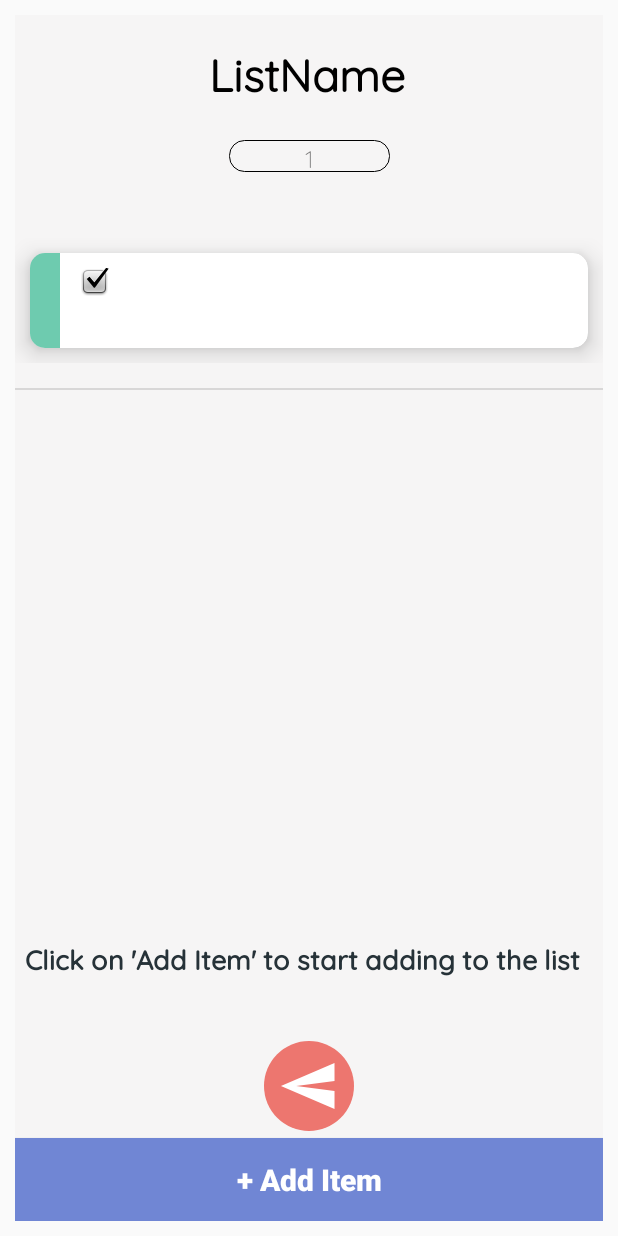
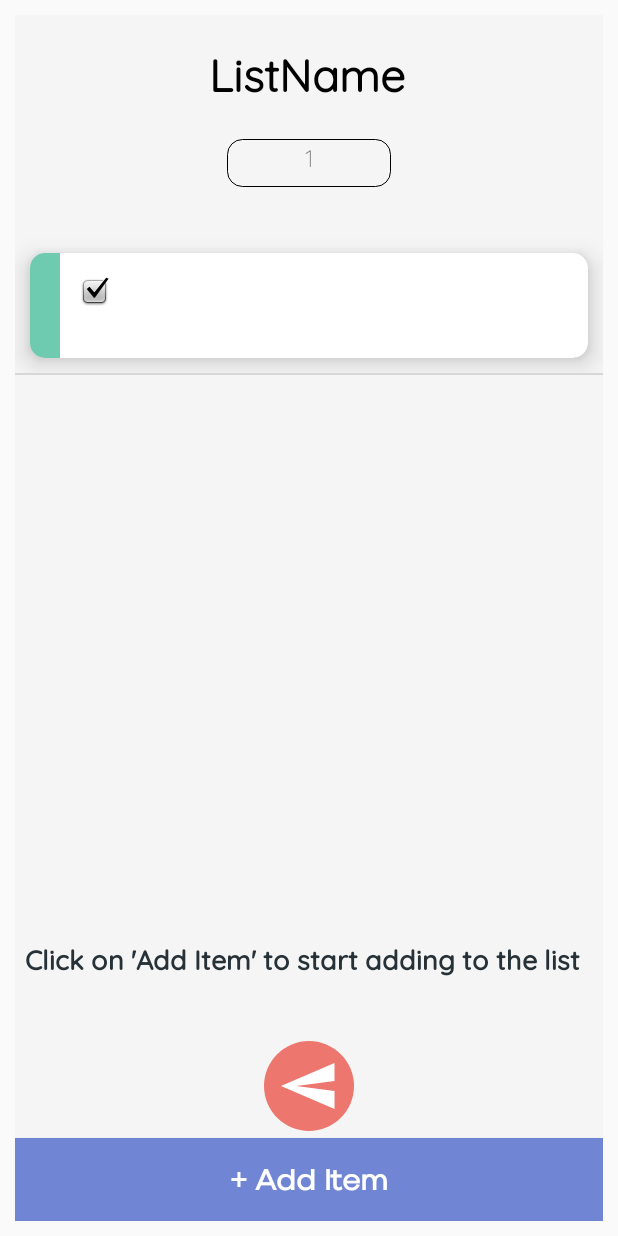
Before and after one commit to iris-g/FinalProject, an Android app: the EditListActivity screen opened directly, with no data from a screen before it, after a tap on "OK", on a phone screen of 412 x 824 dp. Run offline under Robolectric (Android 15) with nearby library versions, the phone set to English and light mode, and no system bars; our stand-ins replace Room's generated code; 1 other tap on this screen came first.

Commit message:
few UI changes

```diff
--- a/app/src/main/java/com/example/finalproject/MainActivity.java
+++ b/app/src/main/java/com/example/finalproject/MainActivity.java
@@ -32,6 +32,7 @@ public class MainActivity extends DrawerBaseActivity {
     protected void onCreate(Bundle savedInstanceState) {
         super.onCreate(savedInstanceState);
         activityMainBinding = ActivityMainBinding.inflate(getLayoutInflater());
+
         allocateActivityTitle(" ");
       setContentView(activityMainBinding.getRoot());
         textView= findViewById(R.id.textView);
@@ -61,7 +62,7 @@ public class MainActivity extends DrawerBaseActivity {
             //add all lists names  from DB to a list of strings
         for(int i=0; i < lists.size();i++)
           shoppingList.add(lists.get(i).name);
-        ArrayAdapter<String> adapter=new ArrayAdapter<String>(getApplicationContext(),R.layout.item_view, R.id.itemTextView, shoppingList);
+        ArrayAdapter<String> adapter=new ArrayAdapter<String>(getApplicationContext(),R.layout.listview_color_and_text, R.id.item_text, shoppingList);
         listView.setAdapter(adapter);
         listView.setOnItemClickListener(new AdapterView.OnItemClickListener() {
             @Override
--- a/app/src/main/java/com/example/finalproject/UserSettingsActivity.java
+++ b/app/src/main/java/com/example/finalproject/UserSettingsActivity.java
@@ -64,7 +64,7 @@ public class UserSettingsActivity extends DrawerBaseActivity {
 
         /**---Reading--- from Shared Preference*/
         app_preferences = this.getSharedPreferences("UserSettingsActivity", Context.MODE_PRIVATE);
-        appColor = app_preferences.getInt("color", 0);
+        appColor = app_preferences.getInt("color", -9516113);
 
         /**finding the user profile picture*/
         userImg = findViewById(R.id.user_image_small);
--- /dev/null
+++ b/app/src/main/res/color/button_background_color.xml
@@ -0,0 +1,5 @@
+<?xml version="1.0" encoding="utf-8"?>
+<selector xmlns:android="http://schemas.android.com/apk/res/android">
+    <item android:state_enabled="false" android:color="#D6D7D7"/>
+    <item android:state_enabled="true" android:color="#7086D4"/>
+</selector>
--- a/app/src/main/res/layout/activity_main1.xml
+++ b/app/src/main/res/layout/activity_main1.xml
@@ -13,6 +13,7 @@
         android:layout_width="match_parent"
         android:layout_height="55dp"
         android:background="#7086D4"
+        android:fontFamily="@font/canava_grotesk_regular"
         android:text="+ Add Item"
         android:textAllCaps="false"
         android:textColor="#FFFFFF"
@@ -74,8 +75,8 @@
 
     <TextView
         android:id="@+id/items_num"
-        android:layout_width="107dp"
-        android:layout_height="21dp"
+        android:layout_width="109dp"
+        android:layout_height="32dp"
         android:layout_marginTop="20dp"
         android:background="@drawable/view_text_background"
         android:fontFamily="@font/quicksand_light"
@@ -98,10 +99,10 @@
         android:backgroundTint="@android:color/transparent"
         app:layout_constraintBottom_toTopOf="@+id/textView3"
         app:layout_constraintEnd_toEndOf="parent"
-        app:layout_constraintHorizontal_bias="0.551"
+        app:layout_constraintHorizontal_bias="0.0"
         app:layout_constraintStart_toStartOf="parent"
         app:layout_constraintTop_toBottomOf="@+id/list_name"
-        app:layout_constraintVertical_bias="0.0" />
+        app:layout_constraintVertical_bias="0.0"/>
 
 
 </androidx.constraintlayout.widget.ConstraintLayout>
--- a/app/src/main/res/layout/row_item.xml
+++ b/app/src/main/res/layout/row_item.xml
@@ -2,7 +2,7 @@
 <RelativeLayout xmlns:android="http://schemas.android.com/apk/res/android"
     xmlns:app="http://schemas.android.com/apk/res-auto"
     android:layout_width="match_parent"
-    android:layout_height="100dp"
+    android:layout_height="90dp"
     android:layout_alignParentTop="false"
     android:backgroundTint="@android:color/transparent">
 
@@ -29,7 +29,7 @@
 
             <RelativeLayout
                 android:layout_width="match_parent"
-                android:layout_height="63dp"
+                android:layout_height="match_parent"
                 android:padding="10dp">
 
                 <TextView
@@ -40,12 +40,12 @@
                     android:layout_alignParentTop="true"
                     android:layout_alignParentEnd="false"
                     android:layout_alignParentBottom="false"
-                    android:layout_marginTop="2dp"
+                    android:layout_marginTop="0dp"
                     android:layout_marginRight="100dp"
                     android:fontFamily="@font/quicksand_light"
                     android:text="name sample"
                     android:textColor="@color/black"
-                    android:textSize="16sp"
+                    android:textSize="24sp"
                     android:textStyle="bold" />
 
                 <CheckBox
--- a/app/src/main/res/layout/set_new_list_title.xml
+++ b/app/src/main/res/layout/set_new_list_title.xml
@@ -4,7 +4,7 @@
     xmlns:tools="http://schemas.android.com/tools"
     android:layout_width="match_parent"
     android:layout_height="match_parent"
-    android:layout_margin="20dp"
+    android:layout_margin="10dp"
     android:background="#F6F5F5">
 
     <ImageView
@@ -25,6 +25,7 @@
         android:layout_height="55dp"
         android:layout_marginTop="12dp"
         android:background="@drawable/edit_text_background"
+        android:fontFamily="@font/canava_grotesk_regular"
         android:gravity="center"
         android:hint="List Title"
         app:layout_constraintEnd_toEndOf="parent"
@@ -36,6 +37,9 @@
         android:id="@+id/create_button"
         android:layout_width="match_parent"
         android:layout_height="55dp"
+        android:backgroundTint="@color/button_background_color"
+        android:enabled="false"
+        android:fontFamily="@font/canava_grotesk_regular"
         android:text="Create"
         android:textAllCaps="false"
         android:textColor="#FFFFFF"
```
Also changed, not shown: app/src/main/java/com/example/finalproject/CreateListActivity.java (+21 -0 lines), app/src/main/res/layout/activity_main.xml (+8 -5 lines), app/src/main/res/layout/listview_color_and_text.xml (added, +14 -0 lines).
